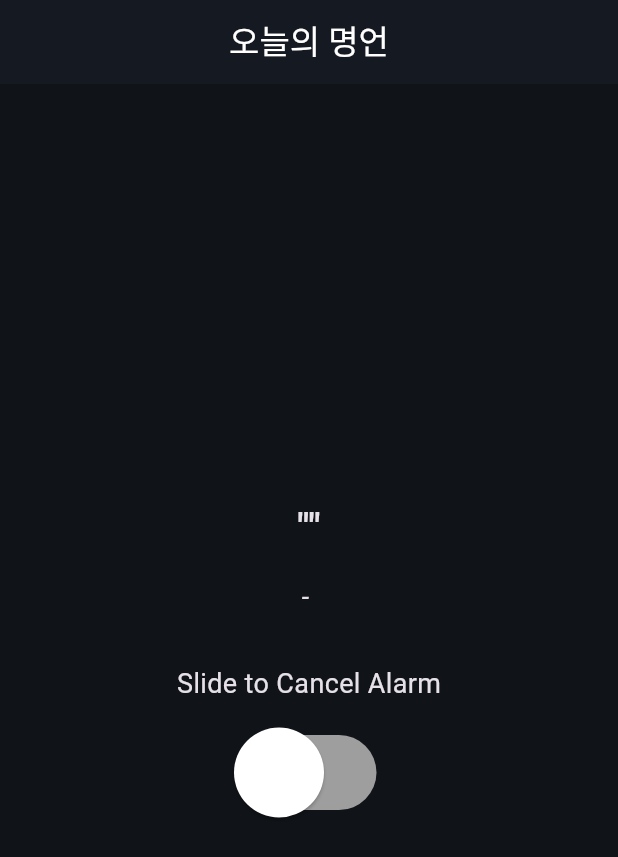
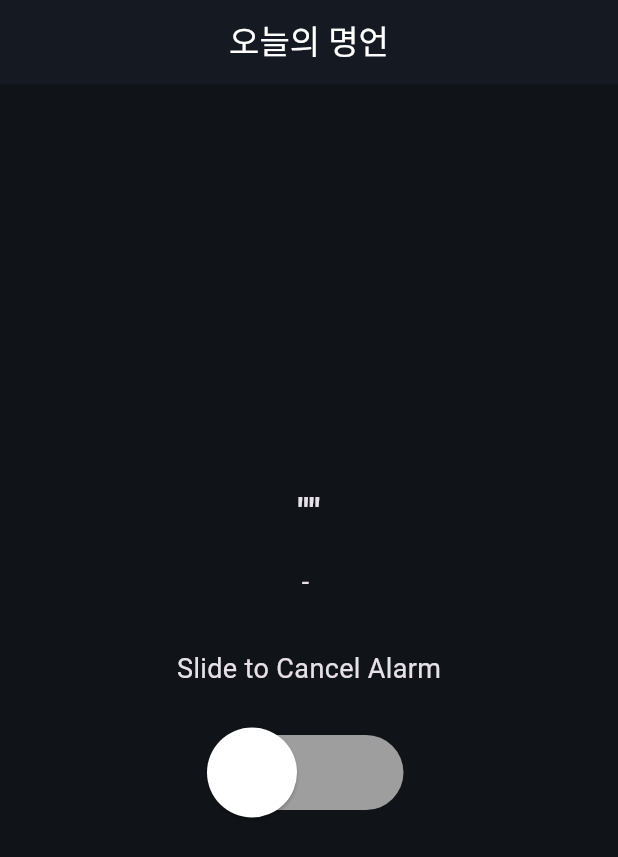
Before and after one commit to niw5924/quote_alarm, a Flutter app: the QuoteScreen screen opened directly with empty values, on a phone screen of 412 x 824 dp. Shown: the top 857 px of the screen. Run offline on Flutter 3.47's test engine with Material 3 defaults, Android fonts, the phone set to English and light mode, and no system bars; our stand-ins replace audioplayers, cloud_firestore, file_picker, firebase_auth, firebase_core, fl_chart and 9 more; missing offline and left inert: alarm, flutter_puzzle_vcode; accounts and stored records are empty; network calls fail; statements that could not run were skipped.

```diff
--- a/lib/alarm/alarm_cancel_slider.dart
+++ b/lib/alarm/alarm_cancel_slider.dart
@@ -22,7 +22,7 @@
         ),
         const SizedBox(height: 16),
         SizedBox(
-          width: 150,
+          width: MediaQuery.of(context).size.width / 2,
           child: SliderTheme(
             data: SliderTheme.of(context).copyWith(
               trackHeight: 50.0,
@@ -30,7 +30,7 @@
                 enabledThumbRadius: 30.0,
               ),
               overlayShape: const RoundSliderOverlayShape(
-                overlayRadius: 30.0,
+                overlayRadius: 40.0,
               ),
               thumbColor: Colors.white,
               activeTrackColor: const Color(0xFF6BF3B1),
--- a/lib/main.dart
+++ b/lib/main.dart
@@ -21,7 +21,7 @@
   runApp(
     MultiProvider(
       providers: [
-        ChangeNotifierProvider(create: (_) => AuthProvider()), // AuthProvider 추가
+        ChangeNotifierProvider(create: (_) => AuthProvider()),
       ],
       child: QuoteAlarmApp(isDarkTheme: isDarkTheme),
     ),
@@ -86,7 +86,8 @@
                 unselectedItemColor: Colors.grey[700],
               ),
             ),
-      home: AlarmHomePage(onThemeToggle: _toggleTheme, isDarkTheme: _isDarkTheme),
+      home:
+          AlarmHomePage(onThemeToggle: _toggleTheme, isDarkTheme: _isDarkTheme),
     );
   }
 }
--- a/pubspec.yaml
+++ b/pubspec.yaml
@@ -16,7 +16,7 @@
 # https://developer.apple.com/library/archive/documentation/General/Reference/InfoPlistKeyReference/Articles/CoreFoundationKeys.html
 # In Windows, build-name is used as the major, minor, and patch parts
 # of the product and file versions while build-number is used as the build suffix.
-version: 1.0.0+1
+version: 1.0.0+2
 
 environment:
   sdk: ^3.5.3
```
Also changed, not shown: lib/alarm/alarm_edit_page.dart (+12 -8 lines), lib/home/home_page.dart (+9 -10 lines), pubspec.lock, 4 other files. Lines whose indentation alone changed are shown as unchanged.
